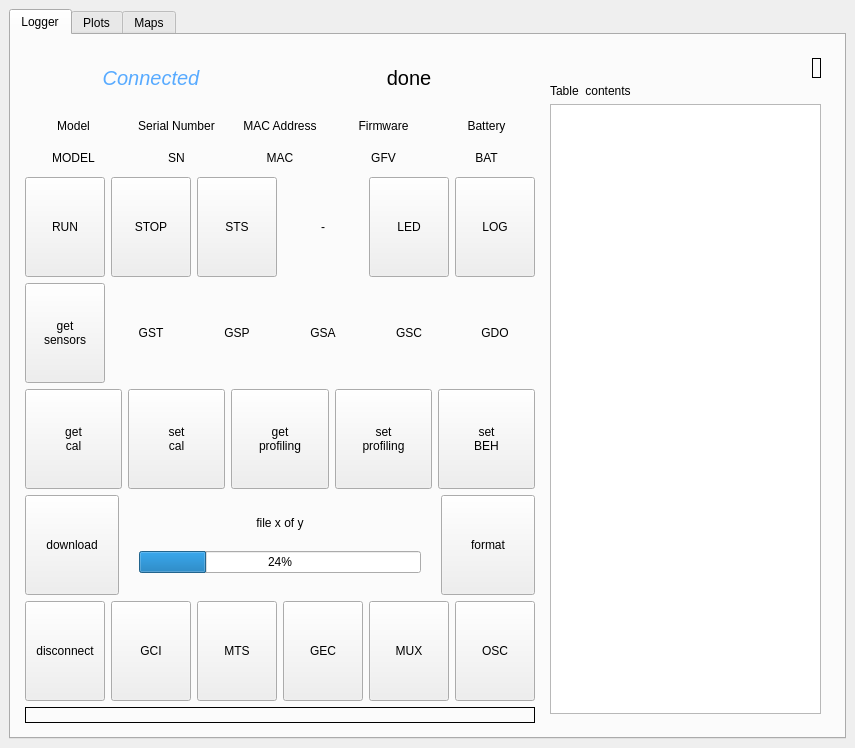
LowellInstruments/bix, file bix/gui/gui.ui: the form before one commit.
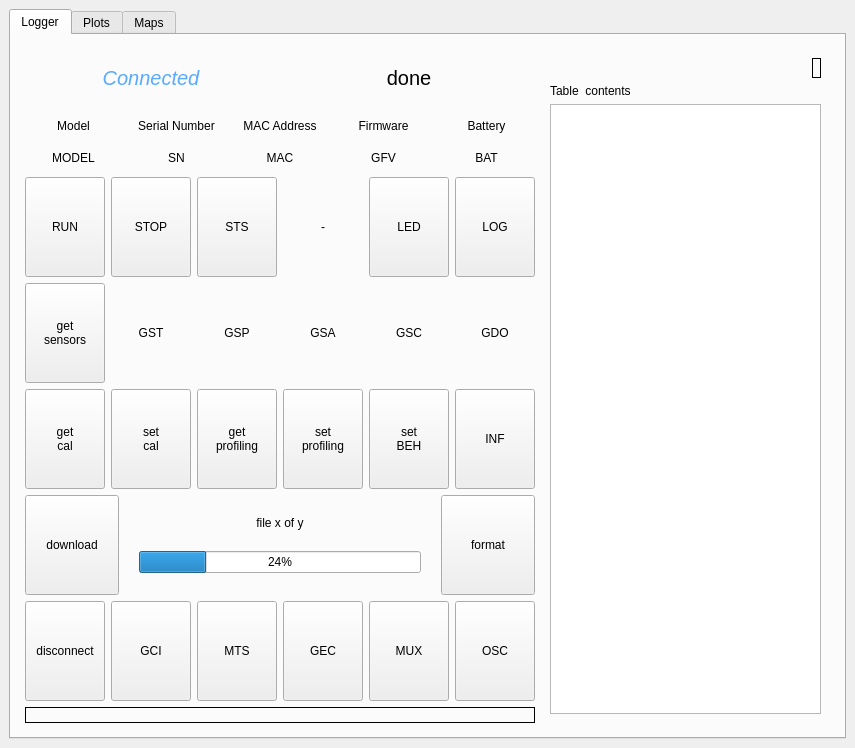
The form after the commit. Icons and pictures are not drawn.

The edit to the form file:
```diff
--- a/bix/gui/gui.ui
+++ b/bix/gui/gui.ui
@@ -578,7 +578,7 @@
                  </layout>
                 </item>
                 <item>
-                 <layout class="QHBoxLayout" name="horizontalLayout_17" stretch="1,1,1,1,1">
+                 <layout class="QHBoxLayout" name="horizontalLayout_17" stretch="1,1,1,1,1,1">
                   <item>
                    <widget class="QPushButton" name="btn_gcc">
                     <property name="minimumSize">
@@ -649,6 +649,19 @@
                     </property>
                    </widget>
                   </item>
+                  <item>
+                   <widget class="QPushButton" name="btn_inf">
+                    <property name="minimumSize">
+                     <size>
+                      <width>0</width>
+                      <height>100</height>
+                     </size>
+                    </property>
+                    <property name="text">
+                     <string>INF</string>
+                    </property>
+                   </widget>
+                  </item>
                  </layout>
                 </item>
                 <item>
```
